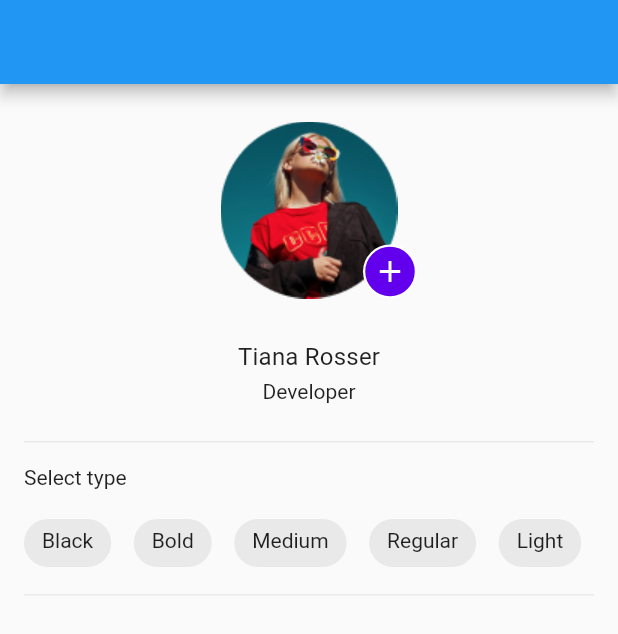
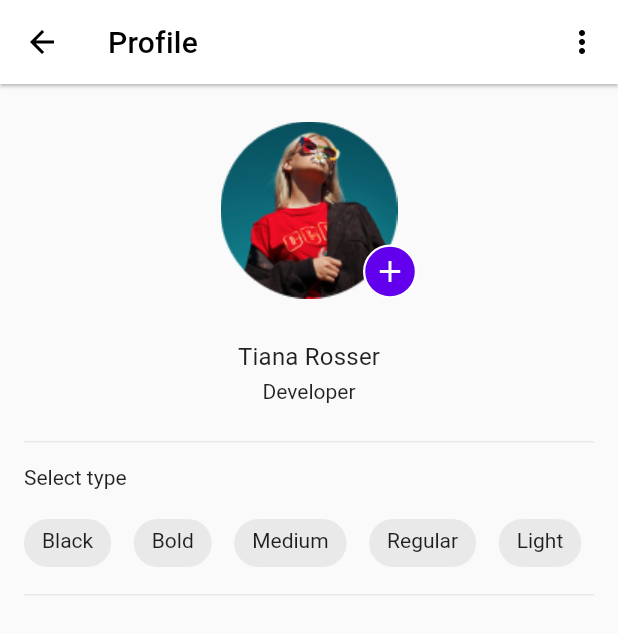
Before and after one commit to Smirnova-Olga/Profile_app, a Flutter app: the screen it shows after launch, on a phone screen of 412 x 824 dp. Shown: the top 634 px of the screen. Run offline on Flutter 3.47's test engine with Material 2 defaults, Android fonts, the phone set to English and light mode, and no system bars; our stand-ins replace flutter_svg; statements that could not run were skipped.

```diff
--- a/lib/profile_screen.dart
+++ b/lib/profile_screen.dart
@@ -1,4 +1,5 @@
 import 'package:flutter/material.dart';
+import 'package:profile_app/widgets/app_bar_widget.dart';
 import 'package:profile_app/widgets/avatar_widget.dart';
 import 'package:profile_app/widgets/name_widget.dart';
 import 'package:profile_app/widgets/select_type_widget.dart';
@@ -9,7 +10,7 @@ class ProfileScreen extends StatelessWidget {
   @override
   Widget build(BuildContext context) {
     return Scaffold(
-      appBar: AppBar(),
+      appBar: const AppBarWidget(),
       body: Column(
         children: const [
           AvatarWidget(),
--- a/lib/widgets/app_bar_widget.dart
+++ b/lib/widgets/app_bar_widget.dart
@@ -4,7 +4,7 @@ import 'package:profile_app/gen/assets.gen.dart';
 import 'package:profile_app/theme/app_text_theme.dart';
 import 'package:profile_app/theme/colors_theme.dart';
 
-class AppBarWidget extends StatelessWidget {
+class AppBarWidget extends StatelessWidget implements PreferredSizeWidget {
   const AppBarWidget({super.key});
 
   @override
@@ -33,4 +33,7 @@ class AppBarWidget extends StatelessWidget {
       ],
     );
   }
+
+  @override
+  Size get preferredSize => const Size.fromHeight(kToolbarHeight);
 }
```
